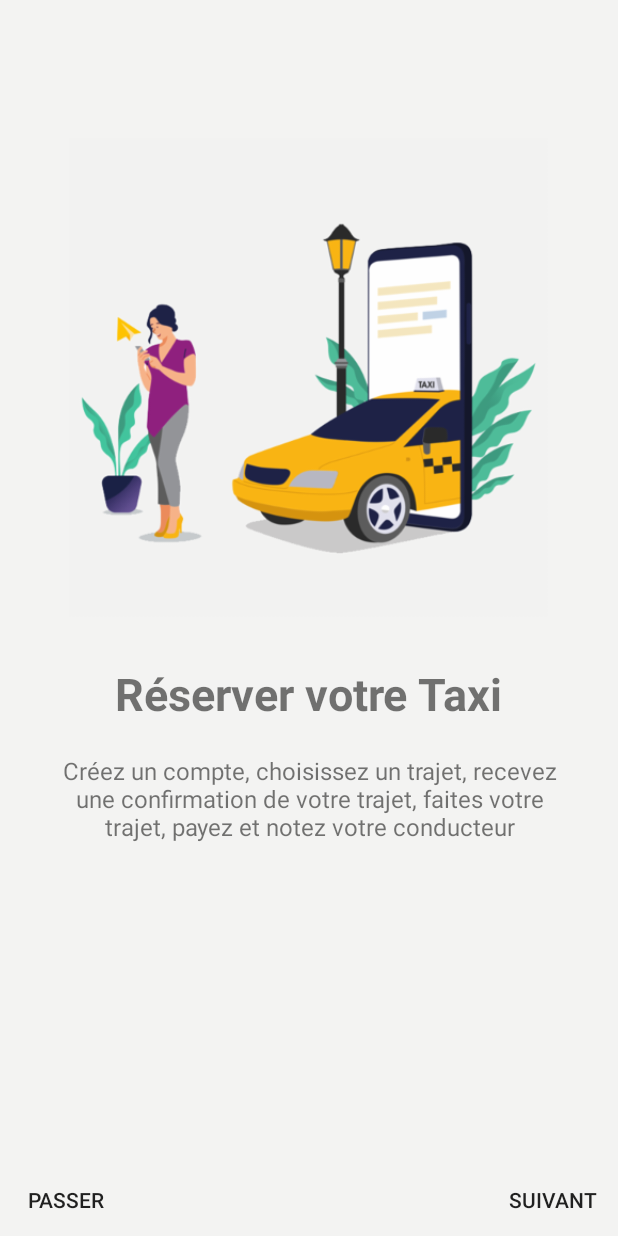
After one commit to bizothesup/Yobouma, an Android app: the SlideWelcomActivity screen opened directly, with no data from a screen before it, on a phone screen of 412 x 824 dp. The commit adds this screen. Run offline under Robolectric (Android 15) with nearby library versions, the phone set to English and light mode, and no system bars.

Commit message:
slide end

```diff
--- a/app/build.gradle
+++ b/app/build.gradle
@@ -57,5 +57,7 @@ dependencies {
     implementation 'com.squareup.retrofit2:converter-scalars:2.8.2'
     //Dexter Permission
     implementation 'com.karumi:dexter:6.1.2'
+    //ViewPager
+    implementation "androidx.viewpager2:viewpager2:1.0.0"
 
 }
--- a/app/src/main/AndroidManifest.xml
+++ b/app/src/main/AndroidManifest.xml
@@ -3,6 +3,7 @@
     package="net.mbs.ybma">
 
     <uses-permission android:name="android.permission.ACCESS_NETWORK_STATE" />
+
     <application
         android:allowBackup="true"
         android:icon="@mipmap/ic_launcher"
@@ -10,8 +11,11 @@
         android:roundIcon="@mipmap/ic_launcher_round"
         android:supportsRtl="true"
         android:theme="@style/AppTheme">
-        <activity android:name=".HomeActivity"
+        <activity android:name=".SlideWelcomActivity"
             android:theme="@style/AppTheme.NoActionBar"></activity>
+        <activity
+            android:name=".HomeActivity"
+            android:theme="@style/AppTheme.NoActionBar" />
         <activity
             android:name=".SplashActivity"
             android:label="@string/app_name"
--- /dev/null
+++ b/app/src/main/java/net/mbs/ybma/SlideWelcomActivity.kt
@@ -0,0 +1,109 @@
+package net.mbs.ybma
+
+import android.graphics.Color
+import android.os.Build
+import androidx.appcompat.app.AppCompatActivity
+import android.os.Bundle
+import android.view.View
+import android.view.Window
+import android.view.WindowManager
+import androidx.viewpager.widget.ViewPager
+import kotlinx.android.synthetic.main.activity_slide_welcom.*
+import net.mbs.ybma.adapter.MySliderAdapter
+import net.mbs.ybma.commons.PrefManager
+import net.mbs.ybma.models.IntroSlide
+
+class SlideWelcomActivity : AppCompatActivity() {
+    private val sliderAdapter= MySliderAdapter(
+        listOf(
+            IntroSlide(
+                "Réserver votre Taxi",
+                "Créez un compte, choisissez un trajet, recevez une confirmation de votre trajet, faites votre trajet, payez et notez votre conducteur",
+                R.drawable.intro_1
+
+            ),
+            IntroSlide(
+                "Messagerie",
+                "Communiquez avec n'importe quel conducteur en appelant ou en écrivant un message",
+                R.drawable.intro_2
+
+            )
+        )
+    )
+
+    var prefManager: PrefManager? = null
+
+    override fun onCreate(savedInstanceState: Bundle?) {
+        super.onCreate(savedInstanceState)
+        setContentView(R.layout.activity_slide_welcom)
+        // Vérification du premier lancement - avant d'appeler setContentView()
+        prefManager = PrefManager(this)
+
+        if (!prefManager!!.isFirstTimeLaunch2()) {
+            gotoLoginScreen()
+            finish()
+        }
+
+        // notification bar transparent
+        if (Build.VERSION.SDK_INT >= 21) {
+            window.decorView.systemUiVisibility = View.SYSTEM_UI_FLAG_LAYOUT_STABLE or View.SYSTEM_UI_FLAG_LAYOUT_FULLSCREEN
+        }
+        // making notification bar transparent
+        changeStatusBarColor()
+
+        //init slide welcom
+
+        viewPager.adapter = sliderAdapter
+
+        //passer sur le slide suivant
+        btn_next.setOnClickListener {
+            if(viewPager.currentItem +1 < sliderAdapter.itemCount ){
+                viewPager.currentItem+=1
+            }else{
+                gotoLoginScreen()
+            }
+        }
+
+        btn_skip.setOnClickListener {
+            gotoLoginScreen()
+        }
+
+
+    }
+
+    private fun changeStatusBarColor() {
+        if (Build.VERSION.SDK_INT >= Build.VERSION_CODES.LOLLIPOP) {
+            val window: Window = window
+            window.addFlags(WindowManager.LayoutParams.FLAG_DRAWS_SYSTEM_BAR_BACKGROUNDS)
+            window.statusBarColor = Color.TRANSPARENT
+        }
+    }
+
+
+    private fun gotoLoginScreen() {
+        prefManager!!.setFirstTimeLaunch2(false);
+        //startActivity(Intent(this, LoginActivity::class.java));
+        finish();
+    }
+
+    //Listener on Page Change
+    var viewPagerPageChangeListener = object : ViewPager.OnPageChangeListener{
+
+        override fun onPageScrollStateChanged(state: Int) {
+            TODO("Not yet implemented")
+        }
+
+        override fun onPageScrolled(position: Int, positionOffset: Float, positionOffsetPixels: Int) {
+            TODO("Not yet implemented")
+        }
+
+        override fun onPageSelected(position: Int) {
+            addBottomDots(position)
+        }
+
+    }
+
+    private fun addBottomDots(position: Int) {
+
+    }
+}
--- a/app/src/main/java/net/mbs/ybma/SplashActivity.kt
+++ b/app/src/main/java/net/mbs/ybma/SplashActivity.kt
@@ -41,7 +41,7 @@ class SplashActivity : AppCompatActivity() {
         //notification bar transparent
         HelperCommon.changeColor(window)
         prefManager= PrefManager(this)
-        handler=Handler()
+        handler= Handler()
         checkInternet()
 
 
@@ -80,17 +80,17 @@ class SplashActivity : AppCompatActivity() {
                         .setTitle(R.string.internet_permission_title)
                         .setMessage(R.string.internet_permission_message)
                         .setNegativeButton(
-                            android.R.string.cancel,
-                            DialogInterface.OnClickListener { dialog, which ->
-                                dialog.dismiss();
-                                p1?.cancelPermissionRequest()
-                            })
+                            android.R.string.cancel
+                        ) { dialog, which ->
+                            dialog.dismiss();
+                            p1?.cancelPermissionRequest()
+                        }
                         .setPositiveButton(
-                            android.R.string.ok,
-                            DialogInterface.OnClickListener { dialog, which ->
-                                dialog.dismiss()
-                                p1?.continuePermissionRequest()
-                            }).show()
+                            android.R.string.ok
+                        ) { dialog, which ->
+                            dialog.dismiss()
+                            p1?.continuePermissionRequest()
+                        }.show()
                 }
 
             } ).check()
@@ -104,7 +104,7 @@ class SplashActivity : AppCompatActivity() {
     }
 
     private fun goToSlideWelcomeScreen() {
-        //startActivity(Intent(this, SlideWelcomActivity::class.java))
+        startActivity(Intent(this, SlideWelcomActivity::class.java))
         finish()
     }
 
--- /dev/null
+++ b/app/src/main/res/layout/activity_slide_welcom.xml
@@ -0,0 +1,59 @@
+<?xml version="1.0" encoding="utf-8"?>
+<androidx.constraintlayout.widget.ConstraintLayout xmlns:android="http://schemas.android.com/apk/res/android"
+    xmlns:app="http://schemas.android.com/apk/res-auto"
+    xmlns:tools="http://schemas.android.com/tools"
+    android:layout_width="match_parent"
+    android:layout_height="match_parent"
+    tools:context=".SlideWelcomActivity"
+    android:background="@color/bg">
+
+    <RelativeLayout
+        android:layout_width="match_parent"
+        android:layout_height="match_parent">
+
+        <androidx.viewpager2.widget.ViewPager2
+            android:id="@+id/viewPager"
+            android:layout_width="match_parent"
+            android:layout_height="match_parent" />
+
+        <LinearLayout
+            android:id="@+id/layoutBar"
+            android:layout_width="match_parent"
+            android:layout_height="40dp"
+            android:layout_alignTop="@+id/btn_next"
+            android:layout_alignParentBottom="true"
+            android:layout_marginTop="0dp"
+            android:gravity="center"
+            android:orientation="horizontal">
+
+        </LinearLayout>
+
+        <View
+            android:layout_width="match_parent"
+            android:layout_height="0dp"
+            android:layout_above="@id/layoutBar"
+            android:alpha=".5"
+            android:background="@android:color/white" />
+        <Button
+            android:id="@+id/btn_skip"
+            android:layout_width="wrap_content"
+            android:layout_height="wrap_content"
+            android:layout_alignParentBottom="true"
+            android:layout_alignParentLeft="true"
+            android:background="?android:selectableItemBackground"
+            android:clickable="true"
+            android:focusable="true"
+            android:text="@string/skip" />
+        <Button
+            android:background="?android:selectableItemBackground"
+            android:clickable="true"
+            android:focusable="true"
+            android:id="@+id/btn_next"
+            android:layout_width="wrap_content"
+            android:layout_height="wrap_content"
+            android:layout_alignParentBottom="true"
+            android:layout_alignParentRight="true"
+            android:text="@string/next" />
+
+    </RelativeLayout>
+</androidx.constraintlayout.widget.ConstraintLayout>
--- a/app/src/main/res/values/strings.xml
+++ b/app/src/main/res/values/strings.xml
@@ -12,4 +12,6 @@
     <string name="menu_slideshow">Slideshow</string>
     <string name="internet_permission_title">Autorisation Accées</string>
     <string name="internet_permission_message">Veillez autoriser les accées pour  l\'application</string>
+    <string name="next">SUIVANT</string>
+    <string name="skip">PASSER</string>
 </resources>
```
